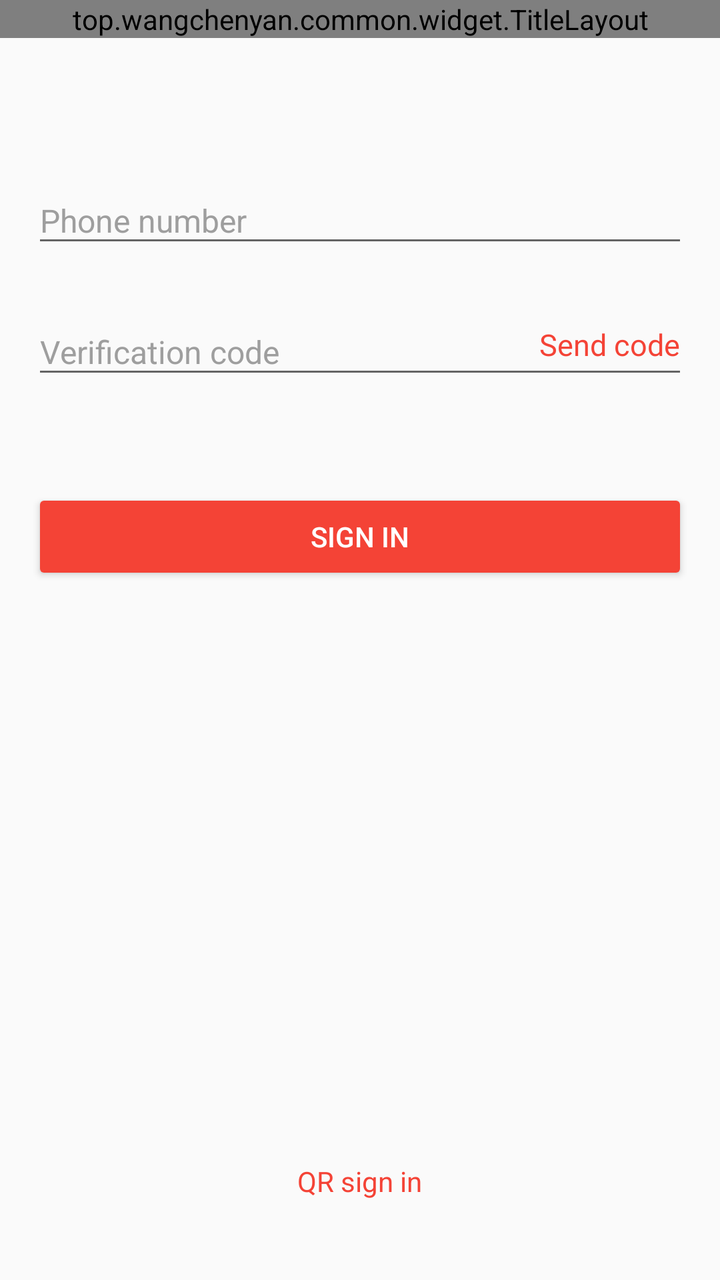
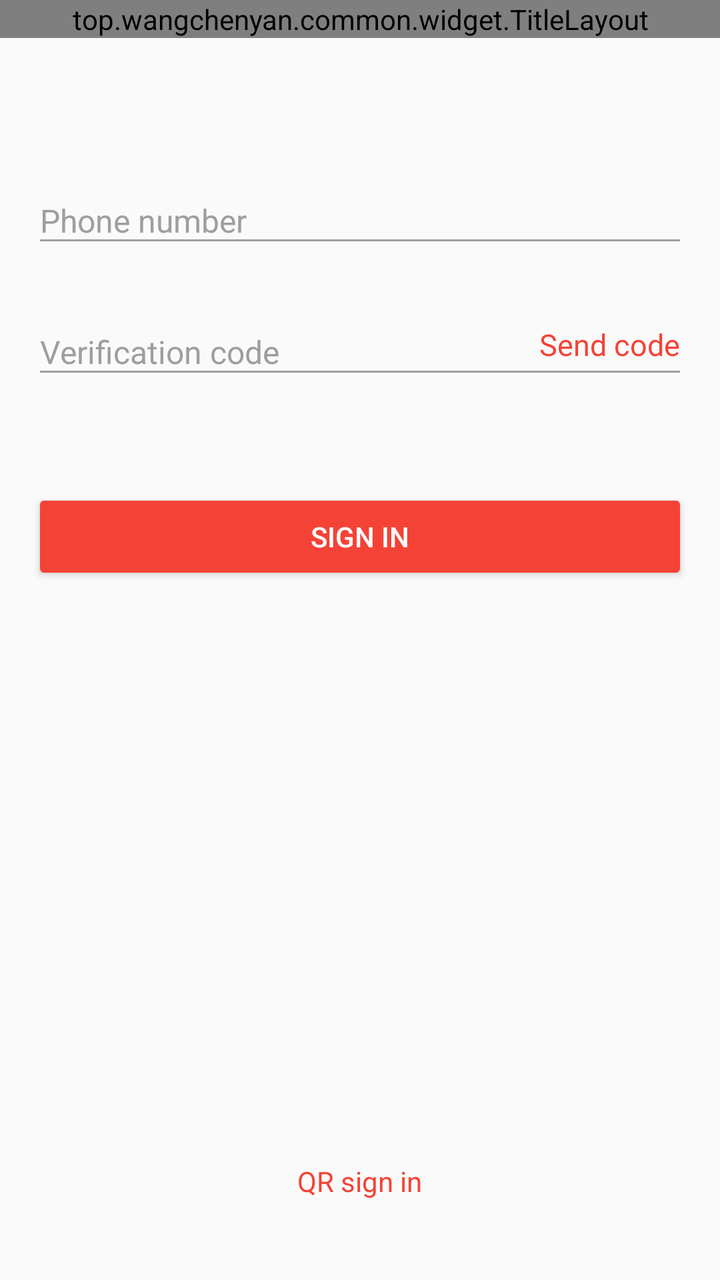

Before-and-after screenshots of an Android layout around one commit, followed by the original layout XML and the change that was made.
<!-- AndroidManifest.xml: application theme AppTheme -->
<!-- res/layout/fragment_phone_login.xml -->
<?xml version="1.0" encoding="utf-8"?>
<LinearLayout xmlns:android="http://schemas.android.com/apk/res/android"
    xmlns:app="http://schemas.android.com/apk/res-auto"
    android:layout_width="match_parent"
    android:layout_height="match_parent"
    android:orientation="vertical">

    <top.wangchenyan.common.widget.TitleLayout
        android:layout_width="match_parent"
        android:layout_height="wrap_content"
        app:tlTitleText="Phone sign in" />

    <LinearLayout
        android:layout_width="match_parent"
        android:layout_height="match_parent"
        android:gravity="center_horizontal"
        android:orientation="vertical">

        <com.google.android.material.textfield.TextInputLayout
            android:layout_width="match_parent"
            android:layout_height="wrap_content"
            android:layout_marginHorizontal="16dp"
            android:layout_marginTop="60dp"
            android:hint="Phone number"
            android:textColorHint="@color/common_text_h2_color">

            <com.google.android.material.textfield.TextInputEditText
                android:id="@+id/etPhone"
                android:layout_width="match_parent"
                android:layout_height="wrap_content"
                android:inputType="phone"
                android:singleLine="true"
                android:textColor="@color/common_text_h1_color"
                android:textSize="16dp" />
        </com.google.android.material.textfield.TextInputLayout>

        <FrameLayout
            android:layout_width="match_parent"
            android:layout_height="wrap_content"
            android:layout_marginHorizontal="16dp"
            android:layout_marginTop="16dp">

            <com.google.android.material.textfield.TextInputLayout
                android:layout_width="match_parent"
                android:layout_height="wrap_content"
                android:hint="Verification code"
                android:textColorHint="@color/common_text_h2_color">

                <com.google.android.material.textfield.TextInputEditText
                    android:id="@+id/etPhoneCode"
                    android:layout_width="match_parent"
                    android:layout_height="wrap_content"
                    android:paddingEnd="100dp"
                    android:singleLine="true"
                    android:textColor="@color/common_text_h1_color"
                    android:textSize="16dp" />
            </com.google.android.material.textfield.TextInputLayout>

            <TextView
                android:id="@+id/tvSendCode"
                android:layout_width="wrap_content"
                android:layout_height="wrap_content"
                android:layout_gravity="end|bottom"
                android:layout_marginBottom="8dp"
                android:padding="4dp"
                android:text="Send code"
                android:textColor="@color/color_theme_h2"
                android:textSize="15dp" />
        </FrameLayout>

        <Button
            android:id="@+id/btnLogin"
            android:layout_width="match_parent"
            android:layout_height="wrap_content"
            android:layout_marginHorizontal="16dp"
            android:layout_marginTop="50dp"
            android:backgroundTint="@color/color_theme_grey_300"
            android:text="Sign in"
            android:textColor="@color/white" />

        <View
            android:layout_width="match_parent"
            android:layout_height="0dp"
            android:layout_weight="1" />

        <TextView
            android:id="@+id/tvQrcodeLogin"
            android:layout_width="wrap_content"
            android:layout_height="wrap_content"
            android:layout_marginBottom="36dp"
            android:padding="4dp"
            android:text="QR sign in"
            android:textColor="@color/common_theme_color"
            android:textSize="14dp" />
    </LinearLayout>
</LinearLayout>
<!-- resources referenced by this layout -->
<resources>
  <color name="common_text_h1_color" tools:override="true">#202020</color>
  <color name="common_text_h2_color" tools:override="true">@color/grey</color>
  <color name="common_theme_color" tools:override="true">@color/red_500</color>
  <style name="AppTheme" parent="AppBaseTheme">
          <item name="colorPrimary">@color/common_theme_color</item>
          <item name="colorPrimaryDark">@color/common_theme_color</item>
          <item name="colorAccent">@color/common_theme_color</item>
      </style>
  <color name="grey">#9E9E9E</color>
  <color name="red_500">#F44336</color>
  <style name="AppBaseTheme" parent="Theme.AppCompat.DayNight.NoActionBar" />
</resources>

<!-- the commit's change to res/layout/fragment_phone_login.xml (unified diff, before → after) -->
@@ -22,7 +22,7 @@
             android:layout_marginHorizontal="16dp"
             android:layout_marginTop="60dp"
             android:hint="Phone number"
-            android:textColorHint="@color/common_text_h2_color">
+            android:textColorHint="?attr/cloudTextSecondary">
 
             <com.google.android.material.textfield.TextInputEditText
                 android:id="@+id/etPhone"
@@ -30,7 +30,7 @@
                 android:layout_height="wrap_content"
                 android:inputType="phone"
                 android:singleLine="true"
-                android:textColor="@color/common_text_h1_color"
+                android:textColor="?attr/cloudTextPrimary"
                 android:textSize="16dp" />
         </com.google.android.material.textfield.TextInputLayout>
 
@@ -44,7 +44,7 @@
                 android:layout_width="match_parent"
                 android:layout_height="wrap_content"
                 android:hint="Verification code"
-                android:textColorHint="@color/common_text_h2_color">
+                android:textColorHint="?attr/cloudTextSecondary">
 
                 <com.google.android.material.textfield.TextInputEditText
                     android:id="@+id/etPhoneCode"
@@ -52,7 +52,7 @@
                     android:layout_height="wrap_content"
                     android:paddingEnd="100dp"
                     android:singleLine="true"
-                    android:textColor="@color/common_text_h1_color"
+                    android:textColor="?attr/cloudTextPrimary"
                     android:textSize="16dp" />
             </com.google.android.material.textfield.TextInputLayout>
 
<!-- resource entries referenced after the edit -->
@@ -2,14 +2,58 @@
 <resources>
   <color name="common_text_h1_color" tools:override="true">#202020</color>
   <color name="common_text_h2_color" tools:override="true">@color/grey</color>
+  <color name="cloud_accent">#173B65</color>
+  <color name="cloud_accent_soft">#E8F1F6</color>
+  <color name="cloud_hero_start">#173B65</color>
+  <color name="cloud_hero_end">#346E8B</color>
+  <style name="CloudDialogTheme" parent="ThemeOverlay.AppCompat.Dialog.Alert">
+          <item name="android:windowBackground">@drawable/bg_cloud_dialog</item>
+          <item name="android:windowAnimationStyle">@style/CloudDialogAnimation</item>
+          <item name="android:scrollbars">none</item>
+      </style>
+  <color name="grey_100">#E5E5E5</color>
   <color name="common_theme_color" tools:override="true">@color/red_500</color>
   <style name="AppTheme" parent="AppBaseTheme">
+          <item name="cloudBackgroundColor">@color/common_background_color</item>
+          <item name="cloudSurfaceColor">@color/card_bg</item>
+          <item name="cloudDialogColor">@color/common_dialog_background_color</item>
+          <item name="cloudNavColor">@color/tab_bg</item>
+          <item name="cloudPlayerBarColor">@color/play_bar_bg</item>
+          <item name="cloudDividerColor">@color/common_divider</item>
+          <item name="cloudTextPrimary">@color/common_text_h1_color</item>
+          <item name="cloudTextSecondary">@color/common_text_h2_color</item>
+          <item name="cloudAccentColor">@color/cloud_accent</item>
+          <item name="cloudAccentSoft">@color/cloud_accent_soft</item>
+          <item name="cloudHeroStart">@color/cloud_hero_start</item>
+          <item name="cloudHeroEnd">@color/cloud_hero_end</item>
+          <item name="android:windowBackground">?attr/cloudBackgroundColor</item>
+          <item name="android:colorBackground">?attr/cloudBackgroundColor</item>
+          <item name="android:textColorPrimary">?attr/cloudTextPrimary</item>
+          <item name="android:textColorSecondary">?attr/cloudTextSecondary</item>
+          <item name="colorControlNormal">?attr/cloudTextSecondary</item>
+          <item name="alertDialogTheme">@style/CloudDialogTheme</item>
+          <item name="android:scrollbars">none</item>
           <item name="colorPrimary">@color/common_theme_color</item>
           <item name="colorPrimaryDark">@color/common_theme_color</item>
           <item name="colorAccent">@color/common_theme_color</item>
       </style>
   <color name="grey">#9E9E9E</color>
+  <!-- drawable bg_cloud_dialog (drawable) -->
+  <shape xmlns:android="http://schemas.android.com/apk/res/android">
+      <corners android:radius="24dp" />
+      <solid android:color="?attr/cloudDialogColor" />
+  </shape>
+  <style name="CloudDialogAnimation">
+          <item name="android:windowEnterAnimation">@anim/cloud_dialog_fade_in</item>
+          <item name="android:windowExitAnimation">@anim/cloud_dialog_fade_out</item>
+      </style>
   <color name="red_500">#F44336</color>
   <style name="AppBaseTheme" parent="Theme.AppCompat.DayNight.NoActionBar" />
+  <color name="common_background_color" tools:override="true">#FAFAFA</color>
+  <color name="card_bg">@color/white</color>
+  <color name="common_dialog_background_color" tools:override="true">@color/white</color>
+  <color name="tab_bg">@color/white</color>
+  <color name="play_bar_bg">@color/white</color>
+  <color name="common_divider" tools:override="true">@color/grey_100</color>
 </resources>
 
